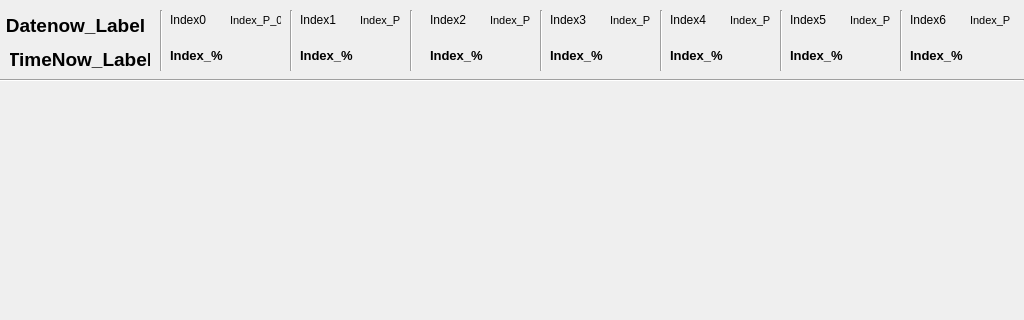
Old version of the form Interface_Workfile.ui in the repository willBear/Wills-Stock-Picker; both pictures show x 0 to 1024 and y 0 to 320 of the 1024 by 768 pixel window.
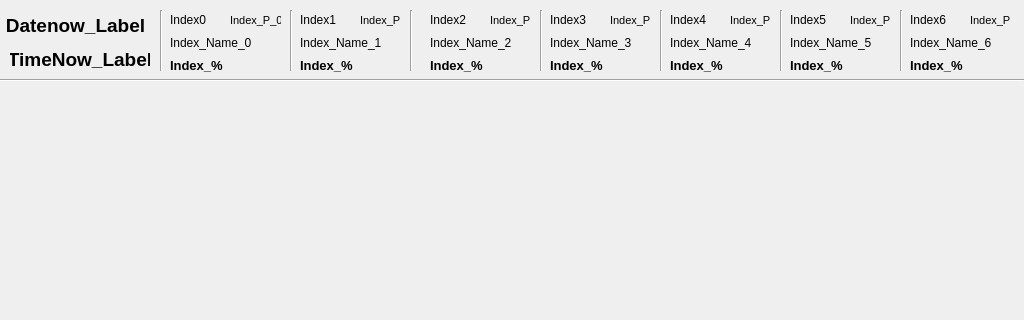
New version of the form.

Commit message: Added Stock Index Update and filled every ETFs that refreshes every 30 seconds

```diff
--- a/Interface_Workfile.ui
+++ b/Interface_Workfile.ui
@@ -107,7 +107,7 @@
     <property name="geometry">
      <rect>
       <x>170</x>
-      <y>40</y>
+      <y>50</y>
       <width>100</width>
       <height>31</height>
      </rect>
@@ -186,7 +186,7 @@
     <property name="geometry">
      <rect>
       <x>300</x>
-      <y>40</y>
+      <y>50</y>
       <width>100</width>
       <height>31</height>
      </rect>
@@ -226,7 +226,7 @@
     <property name="geometry">
      <rect>
       <x>430</x>
-      <y>40</y>
+      <y>50</y>
       <width>100</width>
       <height>31</height>
      </rect>
@@ -292,7 +292,7 @@
     <property name="geometry">
      <rect>
       <x>550</x>
-      <y>40</y>
+      <y>50</y>
       <width>100</width>
       <height>31</height>
      </rect>
@@ -358,7 +358,7 @@
     <property name="geometry">
      <rect>
       <x>670</x>
-      <y>40</y>
+      <y>50</y>
       <width>100</width>
       <height>31</height>
      </rect>
@@ -424,7 +424,7 @@
     <property name="geometry">
      <rect>
       <x>790</x>
-      <y>40</y>
+      <y>50</y>
       <width>100</width>
       <height>31</height>
      </rect>
@@ -516,7 +516,7 @@
     <property name="geometry">
      <rect>
       <x>910</x>
-      <y>40</y>
+      <y>50</y>
       <width>100</width>
       <height>31</height>
      </rect>
@@ -565,6 +565,97 @@
      <string>Index_P</string>
     </property>
    </widget>
+   <widget class="QLabel" name="Index_Name_0">
+    <property name="geometry">
+     <rect>
+      <x>170</x>
+      <y>32</y>
+      <width>111</width>
+      <height>21</height>
+     </rect>
+    </property>
+    <property name="text">
+     <string>Index_Name_0</string>
+    </property>
+   </widget>
+   <widget class="QLabel" name="Index_Name_1">
+    <property name="geometry">
+     <rect>
+      <x>300</x>
+      <y>32</y>
+      <width>111</width>
+      <height>21</height>
+     </rect>
+    </property>
+    <property name="text">
+     <string>Index_Name_1</string>
+    </property>
+   </widget>
+   <widget class="QLabel" name="Index_Name_2">
+    <property name="geometry">
+     <rect>
+      <x>430</x>
+      <y>32</y>
+      <width>111</width>
+      <height>21</height>
+     </rect>
+    </property>
+    <property name="text">
+     <string>Index_Name_2</string>
+    </property>
+   </widget>
+   <widget class="QLabel" name="Index_Name_3">
+    <property name="geometry">
+     <rect>
+      <x>550</x>
+      <y>32</y>
+      <width>111</width>
+      <height>21</height>
+     </rect>
+    </property>
+    <property name="text">
+     <string>Index_Name_3</string>
+    </property>
+   </widget>
+   <widget class="QLabel" name="Index_Name_4">
+    <property name="geometry">
+     <rect>
+      <x>670</x>
+      <y>32</y>
+      <width>111</width>
+      <height>21</height>
+     </rect>
+    </property>
+    <property name="text">
+     <string>Index_Name_4</string>
+    </property>
+   </widget>
+   <widget class="QLabel" name="Index_Name_5">
+    <property name="geometry">
+     <rect>
+      <x>790</x>
+      <y>32</y>
+      <width>111</width>
+      <height>21</height>
+     </rect>
+    </property>
+    <property name="text">
+     <string>Index_Name_5</string>
+    </property>
+   </widget>
+   <widget class="QLabel" name="Index_Name_6">
+    <property name="geometry">
+     <rect>
+      <x>910</x>
+      <y>32</y>
+      <width>111</width>
+      <height>21</height>
+     </rect>
+    </property>
+    <property name="text">
+     <string>Index_Name_6</string>
+    </property>
+   </widget>
   </widget>
  </widget>
  <resources/>
```
The commit also changes 5 other files.
